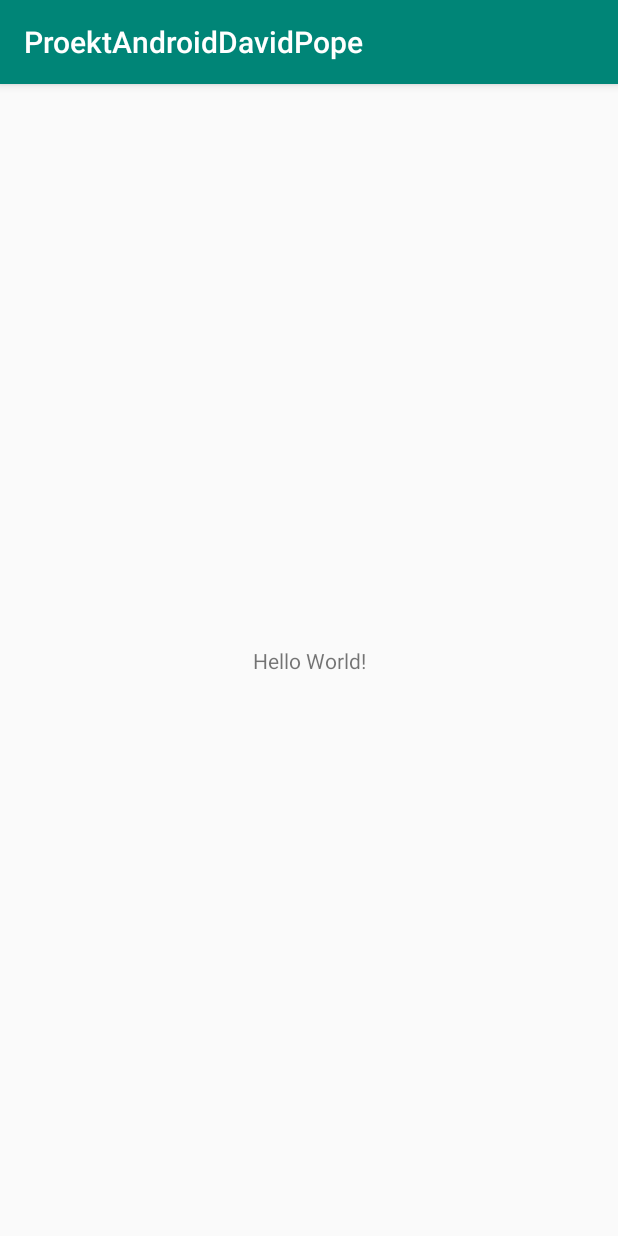
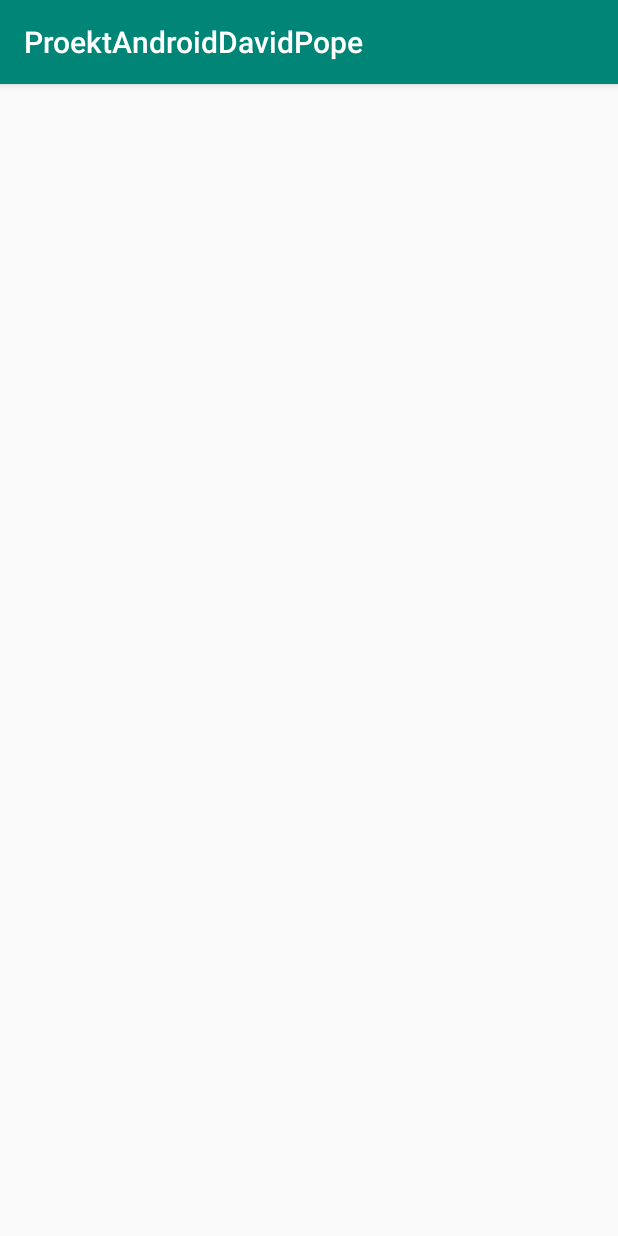
Before and after one commit to Andrejpopof/tinder, an Android app: the screen it shows after launch (MainActivity), on a phone screen of 412 x 824 dp. Run offline under Robolectric (Android 15) with nearby library versions, the phone set to English and light mode, and no system bars.

Commit message:
Initial push

```diff
--- a/app/build.gradle
+++ b/app/build.gradle
@@ -20,6 +20,7 @@ android {
 }
 
 dependencies {
+    implementation 'com.google.android.material:material:<version>'
     implementation fileTree(dir: 'libs', include: ['*.jar'])
     implementation 'androidx.appcompat:appcompat:1.0.2'
     implementation 'androidx.constraintlayout:constraintlayout:1.1.3'
--- a/app/src/main/res/layout/activity_main.xml
+++ b/app/src/main/res/layout/activity_main.xml
@@ -6,13 +6,10 @@
     android:layout_height="match_parent"
     tools:context=".MainActivity">
 
-    <TextView
-        android:layout_width="wrap_content"
-        android:layout_height="wrap_content"
-        android:text="Hello World!"
-        app:layout_constraintBottom_toBottomOf="parent"
-        app:layout_constraintLeft_toLeftOf="parent"
-        app:layout_constraintRight_toRightOf="parent"
-        app:layout_constraintTop_toTopOf="parent" />
+
+
+
+
+
 
 </androidx.constraintlayout.widget.ConstraintLayout>
```
